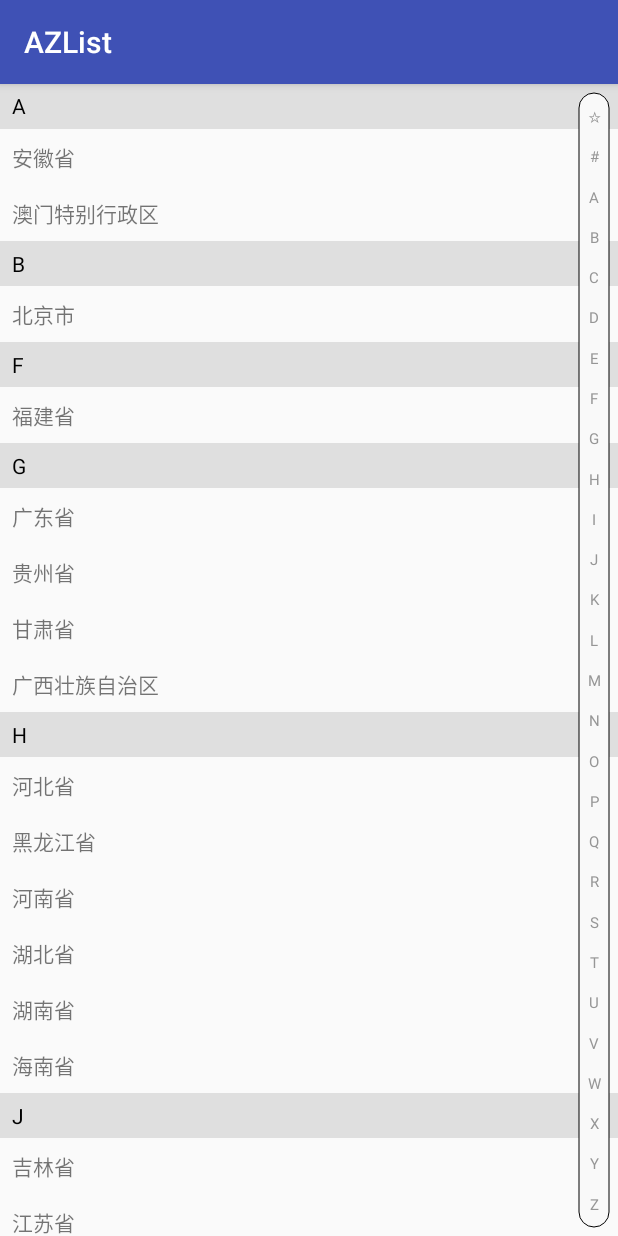
After one commit to tuacy/AZList, an Android app: the RightHintActivity screen opened directly, with no data from a screen before it, on a phone screen of 412 x 824 dp. The commit adds this screen. Run offline under Robolectric (Android 15) with nearby library versions, the phone set to English and light mode, and no system bars.

Commit message:
整理代码

```diff
--- a/app/src/main/AndroidManifest.xml
+++ b/app/src/main/AndroidManifest.xml
@@ -15,6 +15,10 @@
                 <category android:name="android.intent.category.LAUNCHER" />
             </intent-filter>
         </activity>
+
+        <activity android:name=".CenterHintActivity"/>
+
+        <activity android:name=".RightHintActivity"/>
     </application>
 
 </manifest>
--- /dev/null
+++ b/app/src/main/java/com/tuacy/azlist/RightHintActivity.java
@@ -0,0 +1,91 @@
+package com.tuacy.azlist;
+
+import android.content.Context;
+import android.content.Intent;
+import android.os.Bundle;
+import android.support.v7.app.AppCompatActivity;
+import android.support.v7.widget.LinearLayoutManager;
+import android.support.v7.widget.RecyclerView;
+
+import com.pilot.common.utils.PinyinUtils;
+import com.tuacy.azlist.azlist.AZItemEntity;
+import com.tuacy.azlist.azlist.AZTitleDecoration;
+import com.tuacy.azlist.azlist.AZWaveSideBarView;
+import com.tuacy.azlist.azlist.LettersComparator;
+
+import java.util.ArrayList;
+import java.util.Collections;
+import java.util.List;
+
+public class RightHintActivity extends AppCompatActivity {
+
+	public static void startUp(Context context) {
+		context.startActivity(new Intent(context, RightHintActivity.class));
+	}
+
+	private Context           mContext;
+	private RecyclerView      mRecyclerView;
+	private AZWaveSideBarView mBarList;
+	private ItemAdapter       mAdapter;
+
+	@Override
+	protected void onCreate(Bundle savedInstanceState) {
+		super.onCreate(savedInstanceState);
+		mContext = this;
+		setContentView(R.layout.activity_right_hit);
+		initView();
+		initEvent();
+		initData();
+	}
+
+	private void initView() {
+		mRecyclerView = findViewById(R.id.recycler_list);
+		mRecyclerView.setLayoutManager(new LinearLayoutManager(mContext));
+		mRecyclerView.addItemDecoration(new AZTitleDecoration(new AZTitleDecoration.TitleAttributes(mContext)));
+		mBarList = findViewById(R.id.bar_list);
+	}
+
+	private void initEvent() {
+		mBarList.setOnLetterChangeListener(new AZWaveSideBarView.OnLetterChangeListener() {
+			@Override
+			public void onLetterChange(String letter) {
+				int position = mAdapter.getSortLettersFirstPosition(letter);
+				if (position != -1) {
+					if (mRecyclerView.getLayoutManager() instanceof LinearLayoutManager) {
+						LinearLayoutManager manager = (LinearLayoutManager) mRecyclerView.getLayoutManager();
+						manager.scrollToPositionWithOffset(position, 0);
+					} else {
+						mRecyclerView.getLayoutManager().scrollToPosition(position);
+					}
+				}
+			}
+		});
+	}
+
+	private void initData() {
+		List<AZItemEntity<String>> dateList = fillData(getResources().getStringArray(R.array.region));
+		Collections.sort(dateList, new LettersComparator());
+		mRecyclerView.setAdapter(mAdapter = new ItemAdapter(dateList));
+	}
+
+	private List<AZItemEntity<String>> fillData(String[] date) {
+		List<AZItemEntity<String>> sortList = new ArrayList<>();
+		for (String aDate : date) {
+			AZItemEntity<String> item = new AZItemEntity<>();
+			item.setValue(aDate);
+			//汉字转换成拼音
+			String pinyin = PinyinUtils.getPingYin(aDate);
+			//取第一个首字母
+			String letters = pinyin.substring(0, 1).toUpperCase();
+			// 正则表达式，判断首字母是否是英文字母
+			if (letters.matches("[A-Z]")) {
+				item.setSortLetters(letters.toUpperCase());
+			} else {
+				item.setSortLetters("#");
+			}
+			sortList.add(item);
+		}
+		return sortList;
+
+	}
+}
--- a/app/src/main/java/com/tuacy/azlist/PinyinComparator.java
+++ b/app/src/main/java/com/tuacy/azlist/azlist/LettersComparator.java
@@ -1,11 +1,10 @@
-package com.tuacy.azlist;
+package com.tuacy.azlist.azlist;
 
 
-import com.tuacy.azlist.azlist.AZItemEntity;
 
 import java.util.Comparator;
 
-public class PinyinComparator implements Comparator<AZItemEntity<String>> {
+public class LettersComparator implements Comparator<AZItemEntity<String>> {
 
 	public int compare(AZItemEntity<String> o1, AZItemEntity<String> o2) {
 		if (o1.getSortLetters().equals("@")
--- /dev/null
+++ b/app/src/main/res/layout/activity_right_hit.xml
@@ -0,0 +1,17 @@
+<?xml version="1.0" encoding="utf-8"?>
+<android.support.constraint.ConstraintLayout
+    xmlns:android="http://schemas.android.com/apk/res/android"
+    android:layout_width="match_parent"
+    android:layout_height="match_parent">
+
+    <android.support.v7.widget.RecyclerView
+        android:id="@+id/recycler_list"
+        android:layout_width="match_parent"
+        android:layout_height="match_parent" />
+
+    <com.tuacy.azlist.azlist.AZWaveSideBarView
+        android:id="@+id/bar_list"
+        android:layout_width="match_parent"
+        android:layout_height="match_parent"/>
+
+</android.support.constraint.ConstraintLayout>
```
Also changed, not shown: app/src/main/java/com/tuacy/azlist/CenterHintActivity.java (added, +91 -0 lines), app/src/main/java/com/tuacy/azlist/MainActivity.java (+11 -62 lines), app/src/main/java/com/tuacy/azlist/azlist/AZWaveSideBarView.java (+4 -9 lines), app/src/main/res/layout/activity_center_hit.xml (added, +19 -0 lines), app/src/main/res/layout/activity_main.xml (+12 -11 lines).
